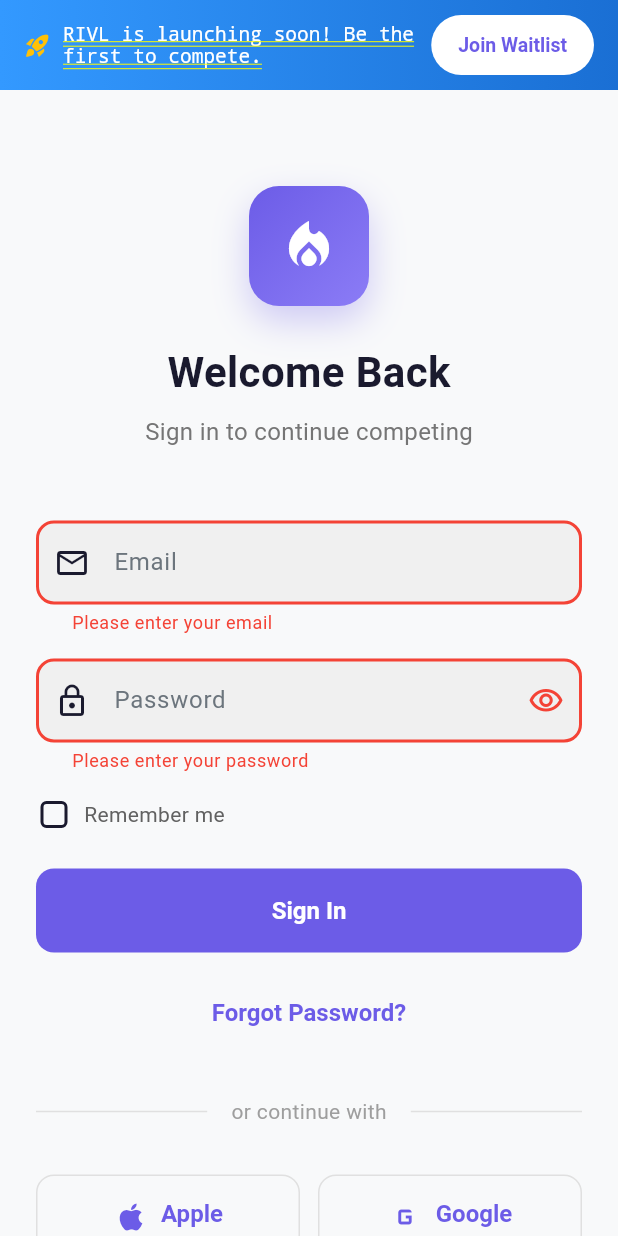
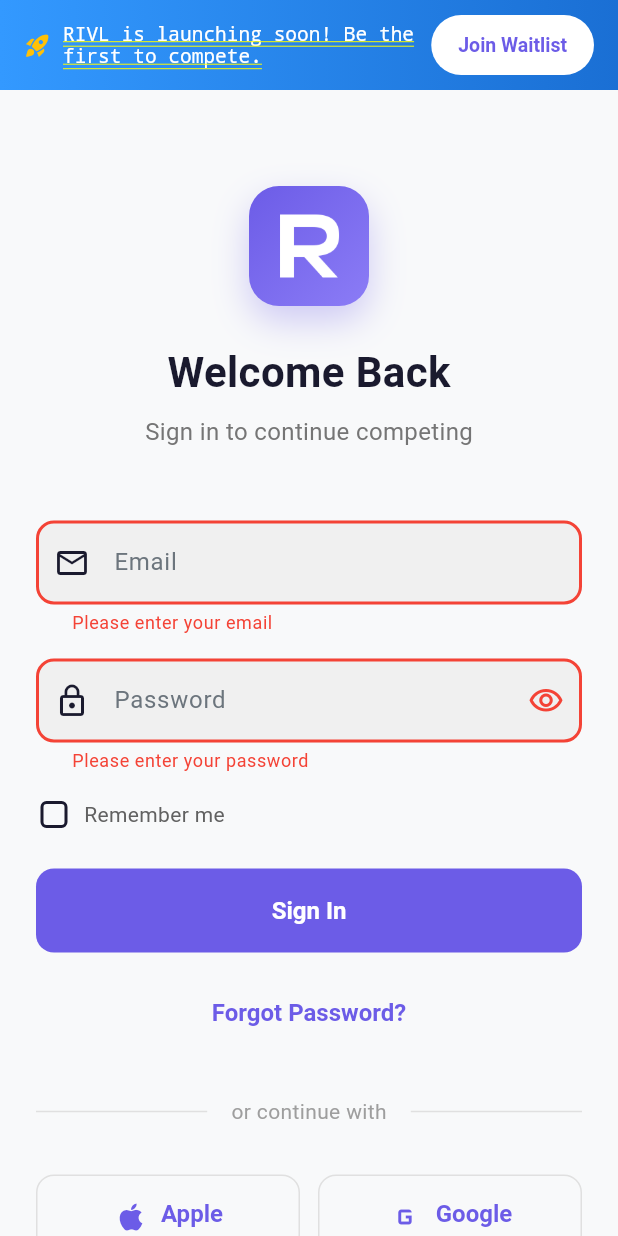
Before and after one commit to bbakenhus7/rivl, a Flutter app: the screen it shows after launch, after a tap on "Sign In", on a phone screen of 412 x 824 dp. Run offline on Flutter 3.47's test engine with Material 3 defaults, Android fonts, the phone set to English and light mode, and no system bars; our stand-ins replace cloud_firestore, cloud_functions, firebase_auth, firebase_core, firebase_messaging, fl_chart and 2 more; missing offline and left inert: flutter_stripe, health; accounts and stored records are empty.

Commit message:
Replace logo with bold stylized R mark everywhere
Redesigned logo as a clean, bold R in the app's purple gradient - matching
the style of premium App Store apps. Updated all platform app icons
(iOS/Android/macOS), splash screen, login screen, and home screen top
corner to use the new R mark.

https://claude.ai/code/session_014eEmp3fnXpDvD23HPbXVnH

```diff
--- a/lib/screens/auth/login_screen.dart
+++ b/lib/screens/auth/login_screen.dart
@@ -156,10 +156,11 @@ class _LoginScreenState extends State<LoginScreen> {
               ),
             ],
           ),
-          child: const Icon(
-            Icons.local_fire_department,
-            size: 40,
+          padding: const EdgeInsets.all(12),
+          child: Image.asset(
+            'assets/images/rivl_logo.png',
             color: Colors.white,
+            colorBlendMode: BlendMode.srcIn,
           ),
         ),
         const SizedBox(height: 24),
--- a/lib/screens/splash_screen.dart
+++ b/lib/screens/splash_screen.dart
@@ -144,10 +144,13 @@ class _SplashScreenState extends State<SplashScreen>
                       ),
                     ],
                   ),
-                  child: const Icon(
-                    Icons.local_fire_department,
-                    size: 56,
-                    color: RivlColors.primary,
+                  child: Padding(
+                    padding: const EdgeInsets.all(4),
+                    child: Image.asset(
+                      'assets/images/rivl_logo.png',
+                      width: 56,
+                      height: 56,
+                    ),
                   ),
                 ),
                 const SizedBox(height: 32),
```
Also changed, not shown: assets/images/2.0x/rivl_logo.png, assets/images/3.0x/rivl_logo.png, assets/images/rivl_logo.png, assets/images/rivl_logo.svg, assets/images/rivl_logo_white.svg, 26 other files.
